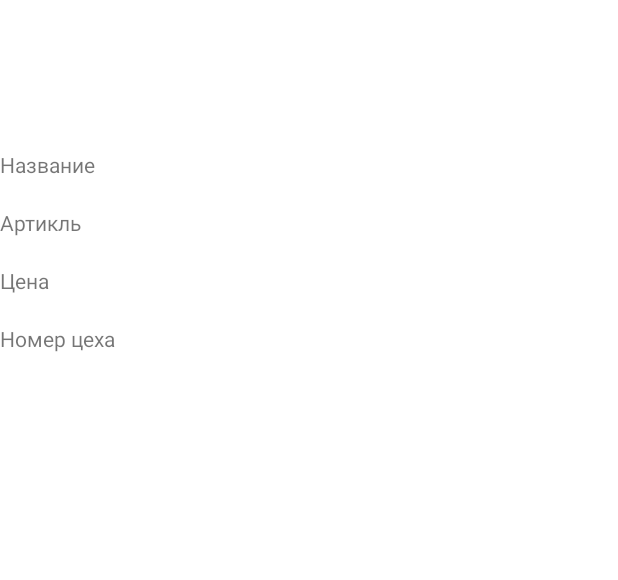
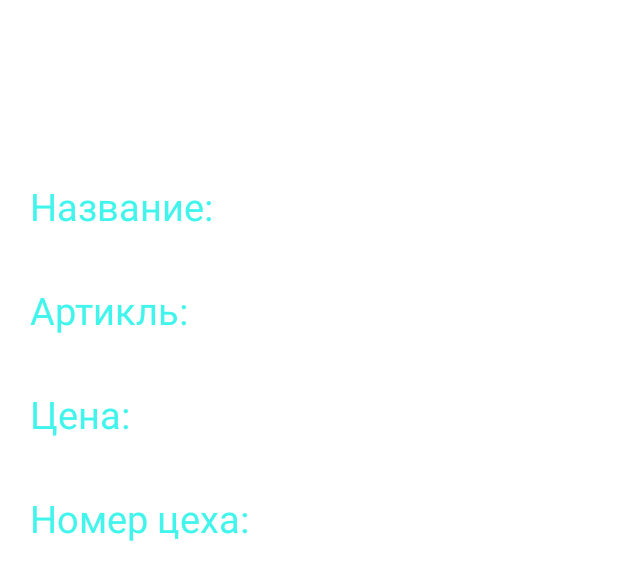
Before and after one commit to T1mba/secondProject, an Android app: the layout product_item.xml on its own in the app's theme, with its tools: preview values and no code run, on a phone screen of 412 x 824 dp. Shown: the top 580 px of the screen. Run offline under Robolectric (Android 15) with nearby library versions, the light colour scheme and no system bars.

Commit message:
работа

```diff
--- /dev/null
+++ b/app/src/main/res/drawable/info.xml
@@ -0,0 +1,6 @@
+<?xml version="1.0" encoding="utf-8"?>
+<shape
+    xmlns:android="http://schemas.android.com/apk/res/android">
+    <solid
+        android:color="#80FFFFFF"/>
+</shape>
--- a/app/src/main/res/layout/product_item.xml
+++ b/app/src/main/res/layout/product_item.xml
@@ -3,50 +3,69 @@
     android:id="@+id/container"
     xmlns:android="http://schemas.android.com/apk/res/android"
     android:orientation="vertical"
-    android:layout_width="wrap_content"
+    android:layout_width="match_parent"
     android:layout_height="wrap_content"
+    android:padding="20dp"
     >
 
     <ImageView
         android:id="@+id/image"
         android:layout_width="match_parent"
-        android:layout_height="100dp"/>
+        android:layout_height="100dp"
+
+        />
 
     <TextView
         android:layout_width="match_parent"
         android:layout_height="wrap_content"
-        android:text="Название"
+        android:textColor="#42f5ec"
+        android:text="Название: "
+        android:textSize="25dp"
         />
     <TextView
         android:id="@+id/title"
         android:layout_width="match_parent"
+        android:textColor="#362c73"
+        android:textSize="25dp"
         android:layout_height="wrap_content"/>
     <TextView
         android:layout_width="match_parent"
         android:layout_height="wrap_content"
-        android:text="Артикль"
+        android:text="Артикль: "
+        android:textSize="25dp"
+        android:textColor="#42f5ec"
         />
     <TextView
         android:id="@+id/article"
         android:layout_width="match_parent"
+        android:textColor="#362c73"
+        android:textSize="25dp"
         android:layout_height="wrap_content"/>
     <TextView
         android:layout_width="match_parent"
         android:layout_height="wrap_content"
-        android:text="Цена"
+        android:textColor="#42f5ec"
+        android:textSize="25dp"
+        android:text="Цена: "
         />
     <TextView
         android:id="@+id/mincost"
         android:layout_width="match_parent"
+        android:textColor="#362c73"
+        android:textSize="25dp"
         android:layout_height="wrap_content"/>
     <TextView
         android:layout_width="match_parent"
+        android:textColor="#42f5ec"
+        android:textSize="25dp"
         android:layout_height="wrap_content"
-        android:text="Номер цеха"
+        android:text="Номер цеха: "
         />
     <TextView
         android:id="@+id/workshopNumber"
         android:layout_width="match_parent"
+        android:textColor="#362c73"
+        android:textSize="25dp"
         android:layout_height="wrap_content"/>
 
 
```
Also changed, not shown: app/src/main/java/ru/yotc/igimbaev/LoginDialog.kt (+5 -4 lines), app/src/main/java/ru/yotc/igimbaev/MainActivity.kt (+29 -5 lines), app/src/main/java/ru/yotc/igimbaev/ProductAdapter.kt (+12 -2 lines), app/src/main/res/layout/activity_main.xml (+35 -15 lines).
